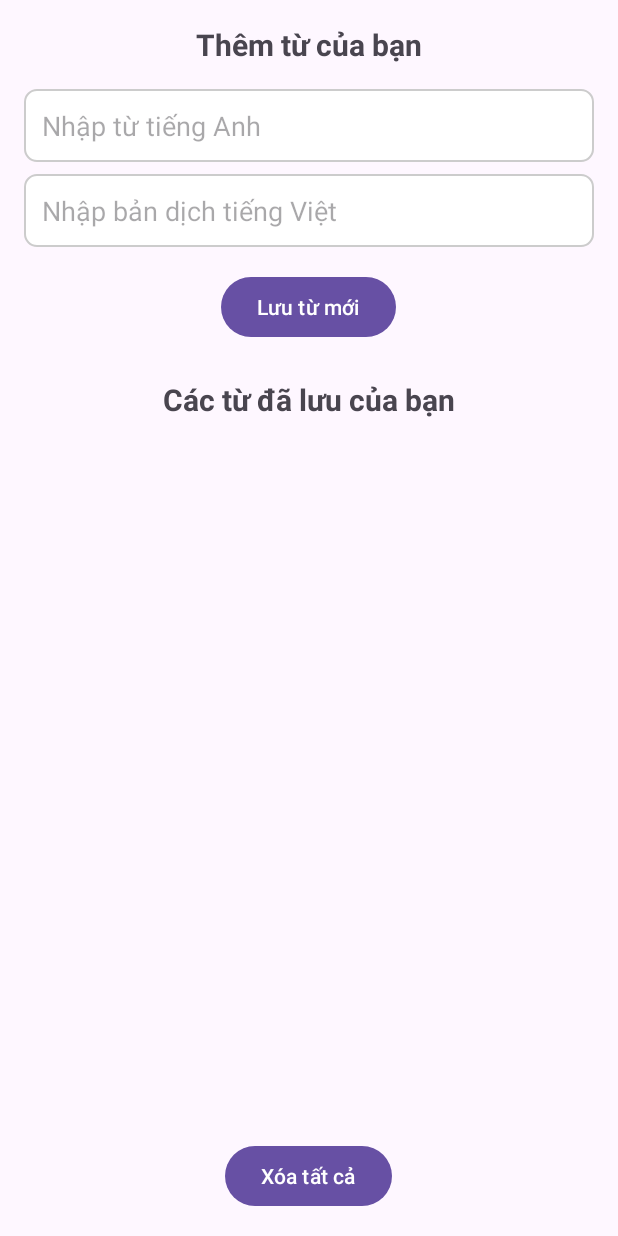
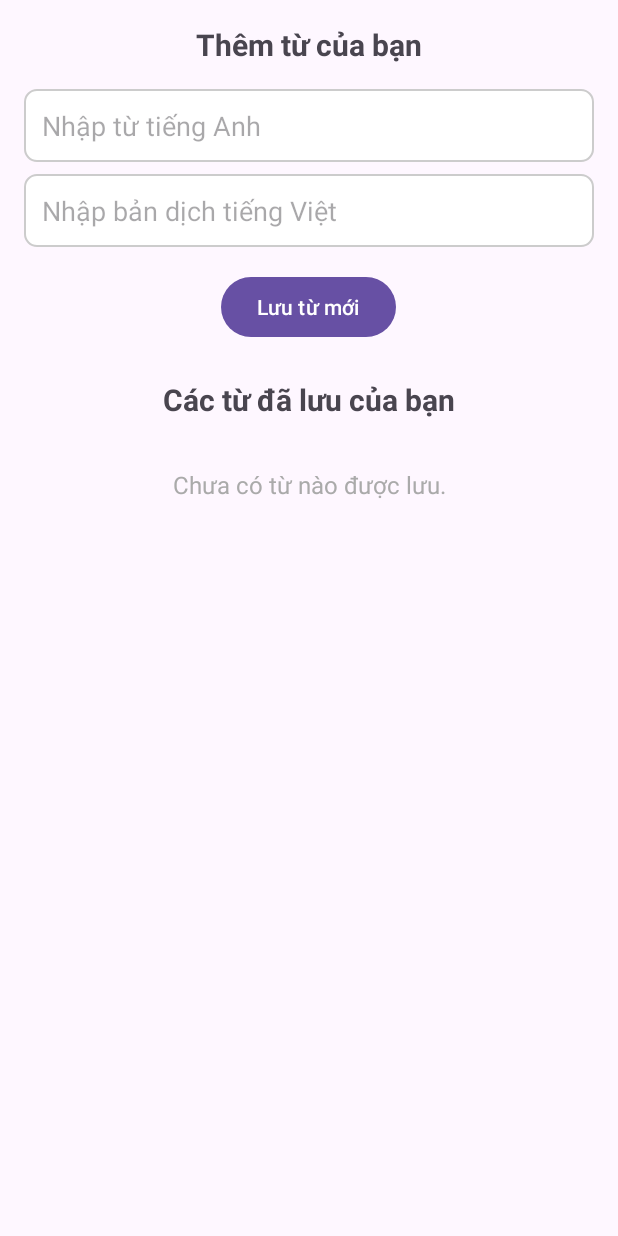
Before and after one commit to hahoang1111/ProjectFinal_Gr03_App, an Android app: the YourWordActivity screen opened directly, with no data from a screen before it, on a phone screen of 412 x 824 dp. Run offline under Robolectric (Android 15) with nearby library versions, the phone set to English and light mode, and no system bars; our stand-ins replace Room's generated code.

Commit message:
update your word

```diff
--- a/app/src/main/java/com/example/projectfinal_gr03_app/YourWordActivity.java
+++ b/app/src/main/java/com/example/projectfinal_gr03_app/YourWordActivity.java
@@ -4,6 +4,8 @@ import android.os.Bundle;
 import android.widget.Button;
 import android.widget.EditText; // Import EditText
 import android.widget.Toast;
+import android.view.View;
+import android.widget.TextView;
 import androidx.appcompat.app.AppCompatActivity;
 import androidx.recyclerview.widget.LinearLayoutManager;
 import androidx.recyclerview.widget.RecyclerView;
@@ -26,6 +28,8 @@ public class YourWordActivity extends AppCompatActivity {
     private EditText edtVietnameseTranslation;
     private Button btnSaveNewWord;
 
+    private TextView tvEmptyListMessage;
+
     @Override
     protected void onCreate(Bundle savedInstanceState) {
         super.onCreate(savedInstanceState);
@@ -38,7 +42,7 @@ public class YourWordActivity extends AppCompatActivity {
         edtEnglishWord = findViewById(R.id.edtEnglishWord);
         edtVietnameseTranslation = findViewById(R.id.edtVietnameseTranslation);
         btnSaveNewWord = findViewById(R.id.btnSaveNewWord);
-
+        tvEmptyListMessage = findViewById(R.id.tvEmptyListMessage);
 
         database = AppDatabase.getInstance(this);
         executorService = Executors.newSingleThreadExecutor();
@@ -80,6 +84,7 @@ public class YourWordActivity extends AppCompatActivity {
                 runOnUiThread(() -> {
                     yourWordList.clear();
                     yourWordAdapter.notifyDataSetChanged();
+                    updateUIBasedOnList();
                     Toast.makeText(YourWordActivity.this, "Đã xóa tất cả từ đã lưu", Toast.LENGTH_SHORT).show();
                 });
             });
@@ -93,8 +98,22 @@ public class YourWordActivity extends AppCompatActivity {
                 yourWordList.clear();
                 yourWordList.addAll(words);
                 yourWordAdapter.notifyDataSetChanged();
+                updateUIBasedOnList();
             });
         });
+    }
+
+    // Phương thức mới để cập nhật hiển thị UI dựa trên trạng thái danh sách
+    private void updateUIBasedOnList() {
+        if (yourWordList.isEmpty()) {
+            tvEmptyListMessage.setVisibility(View.VISIBLE); // Hiện thông báo
+            rvYourWords.setVisibility(View.GONE); // Ẩn RecyclerView
+            btnClearYourWords.setVisibility(View.GONE); // Ẩn nút xóa
+        } else {
+            tvEmptyListMessage.setVisibility(View.GONE); // Ẩn thông báo
+            rvYourWords.setVisibility(View.VISIBLE); // Hiện RecyclerView
+            btnClearYourWords.setVisibility(View.VISIBLE); // Hiện nút xóa
+        }
     }
 
     @Override
--- a/app/src/main/res/layout/activity_your_word.xml
+++ b/app/src/main/res/layout/activity_your_word.xml
@@ -51,7 +51,16 @@
         android:gravity="center"
         android:paddingBottom="16dp"/>
 
-    <androidx.recyclerview.widget.RecyclerView
+    <TextView
+        android:id="@+id/tvEmptyListMessage"
+        android:layout_width="match_parent"
+        android:layout_height="wrap_content"
+        android:text="Chưa có từ nào được lưu."
+        android:gravity="center"
+        android:textSize="16sp"
+        android:textColor="@android:color/darker_gray"
+        android:layout_marginTop="16dp"
+        android:visibility="gone" /> <androidx.recyclerview.widget.RecyclerView
         android:id="@+id/rvYourWords"
         android:layout_width="match_parent"
         android:layout_height="0dp"
```
